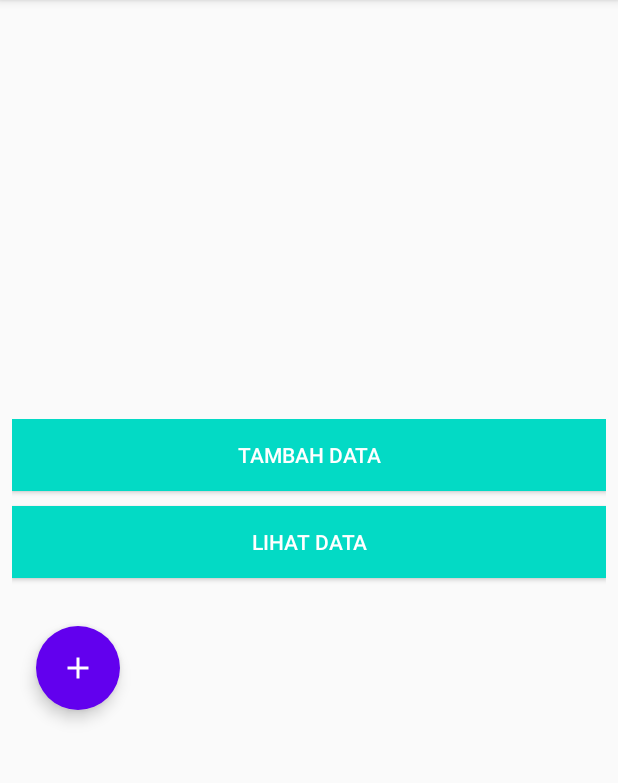
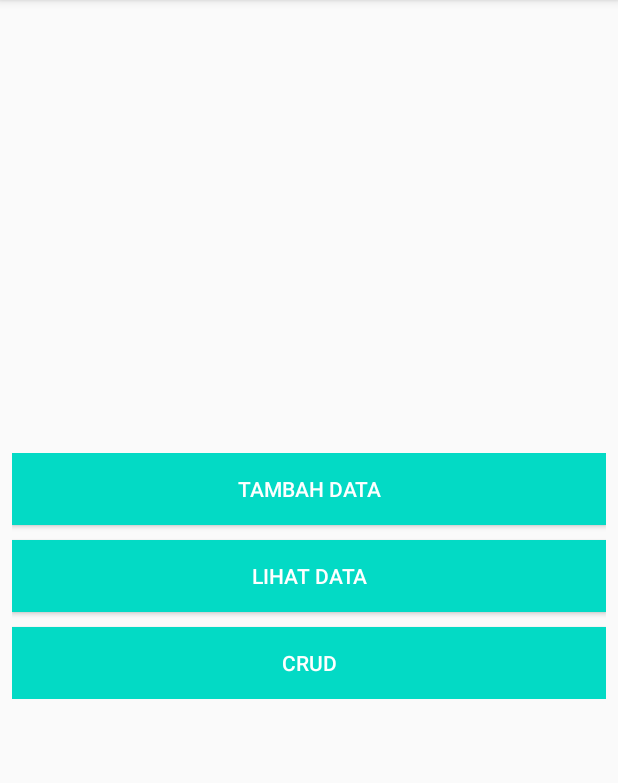
Before and after one commit to AnggaArindraShonta/praktikum-mobile-programming-II, an Android app: the RoomDataActivity screen opened directly, with no data from a screen before it, on a phone screen of 412 x 824 dp, the part 84-867 px from its top. Run offline under Robolectric (Android 15) with nearby library versions, the phone set to English and light mode, and no system bars.

Commit message:
Crud Room Database

```diff
--- a/app/src/main/AndroidManifest.xml
+++ b/app/src/main/AndroidManifest.xml
@@ -17,6 +17,7 @@
         <activity android:name=".ui.ReciverActivity" />
         <activity android:name=".ui.WithFragmentActivity" />
         <activity android:name=".ui.HomeActivity" />
+        <activity android:name=".ui.activity.MainActivity2"/>
         <activity android:name=".ui.MainActivity">
             <intent-filter>
                 <action android:name="android.intent.action.MAIN" />
--- a/app/src/main/java/com/praktikum/praktikum_mobile_programming_ll/ui/roomData/RoomDataActivity.java
+++ b/app/src/main/java/com/praktikum/praktikum_mobile_programming_ll/ui/roomData/RoomDataActivity.java
@@ -6,22 +6,13 @@ import android.view.View;
 import android.widget.Button;
 
 import androidx.appcompat.app.AppCompatActivity;
-import androidx.recyclerview.widget.RecyclerView;
 
-import com.google.android.material.floatingactionbutton.FloatingActionButton;
 import com.praktikum.praktikum_mobile_programming_ll.R;
-import com.praktikum.praktikum_mobile_programming_ll.RoomDB.data.model.Mahasiswa;
-import com.praktikum.praktikum_mobile_programming_ll.ui.CrudRoomApp;
-import com.praktikum.praktikum_mobile_programming_ll.ui.activity.TambahDanUbahDataActivity;
+import com.praktikum.praktikum_mobile_programming_ll.ui.activity.MainActivity2;
 import com.praktikum.praktikum_mobile_programming_ll.ui.adapter.RvAdapter;
-import com.praktikum.praktikum_mobile_programming_ll.ui.common.DataListListener;
-
-import java.util.List;
 
 public class RoomDataActivity extends AppCompatActivity {
 
-    private RecyclerView rvListMahasiswa;
-    private FloatingActionButton fabTambah;
     private RvAdapter adapter;
 
     @Override
@@ -32,25 +23,7 @@ public class RoomDataActivity extends AppCompatActivity {
 
         Button btnTambah =  findViewById(R.id.btnTambah);
         Button btnLihat =  findViewById(R.id.btnlihat);
-
-        rvListMahasiswa = findViewById(R.id.rv_list_mahasiswa);
-        fabTambah = findViewById(R.id.fab_tambah_data);
-
-        rvListMahasiswa.setAdapter(adapter);
-
-        adapter.setRemoveListener(new DataListListener() {
-            @Override
-            public void onRemoveClick(Mahasiswa mahasiswa) {
-                adapter.removeData(mahasiswa);
-            }
-        });
-
-        fabTambah.setOnClickListener(new View.OnClickListener() {
-            @Override
-            public void onClick(View view) {
-                startActivity(new Intent(RoomDataActivity.this, TambahDanUbahDataActivity.class));
-            }
-        });
+        Button btncrud = findViewById(R.id.btncrud);
 
         btnTambah.setOnClickListener(new View.OnClickListener() {
             @Override
@@ -68,14 +41,14 @@ public class RoomDataActivity extends AppCompatActivity {
             }
         });
 
+        btncrud.setOnClickListener(new View.OnClickListener() {
+            @Override
+            public void onClick(View v) {
+                Intent i = new Intent(RoomDataActivity.this, MainActivity2.class);
+                startActivity(i);
+            }
+        });
+
     }
 
-    @Override
-    protected void onResume() {
-        super.onResume();
-        List<Mahasiswa> datas = CrudRoomApp.getInstance()
-                .getDataBase()
-                .userDao().getAll();
-        adapter.setData(datas);
-    }
 }
--- a/app/src/main/res/layout/activity_room_data.xml
+++ b/app/src/main/res/layout/activity_room_data.xml
@@ -33,30 +33,19 @@
             android:id="@+id/btnlihat"
             android:layout_width="match_parent"
             android:layout_height="wrap_content"
+            android:layout_marginBottom="10dp"
             android:background="@color/colorAccent"
             android:text="Lihat Data"
             android:textColor="#FFF" />
 
-        <androidx.recyclerview.widget.RecyclerView
-            android:id="@+id/rv_list_mahasiswa"
+        <Button
+            android:id="@+id/btncrud"
             android:layout_width="match_parent"
-            android:layout_height="match_parent"
-            android:orientation="vertical"
-            android:padding="@dimen/medium"
-            app:layoutManager="androidx.recyclerview.widget.LinearLayoutManager" />
+            android:layout_height="wrap_content"
+            android:background="@color/colorAccent"
+            android:text="CRUD"
+            android:textColor="#FFF" />
 
-        <com.google.android.material.floatingactionbutton.FloatingActionButton
-            android:id="@+id/fab_tambah_data"
-            android:layout_width="wrap_content"
-            android:layout_height="wrap_content"
-            android:layout_margin="@dimen/normal"
-            android:backgroundTint="@color/colorPrimary"
-            android:contentDescription="@string/tambah_data"
-            android:src="@drawable/ic_add"
-            app:borderWidth="0dp"
-            app:fabSize="normal"
-            app:layout_constraintBottom_toBottomOf="parent"
-            app:layout_constraintEnd_toEndOf="parent" />
     </LinearLayout>
 
 </androidx.constraintlayout.widget.ConstraintLayout>
```
Also changed, not shown: app/src/main/java/com/praktikum/praktikum_mobile_programming_ll/ui/activity/MainActivity2.java (added, +59 -0 lines), app/src/main/res/layout/activity_crud.xml (added, +30 -0 lines), app/src/main/java/com/praktikum/praktikum_mobile_programming_ll/ui/activity/TambahDanUbahDataActivity.java (line endings or trailing spaces).
